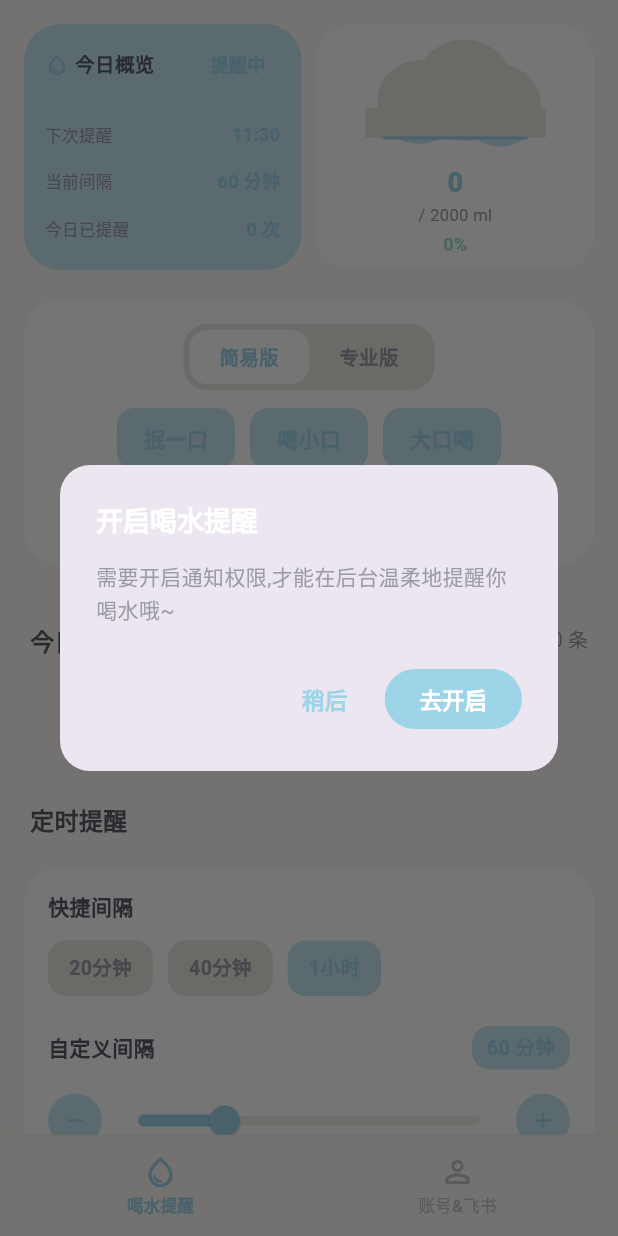
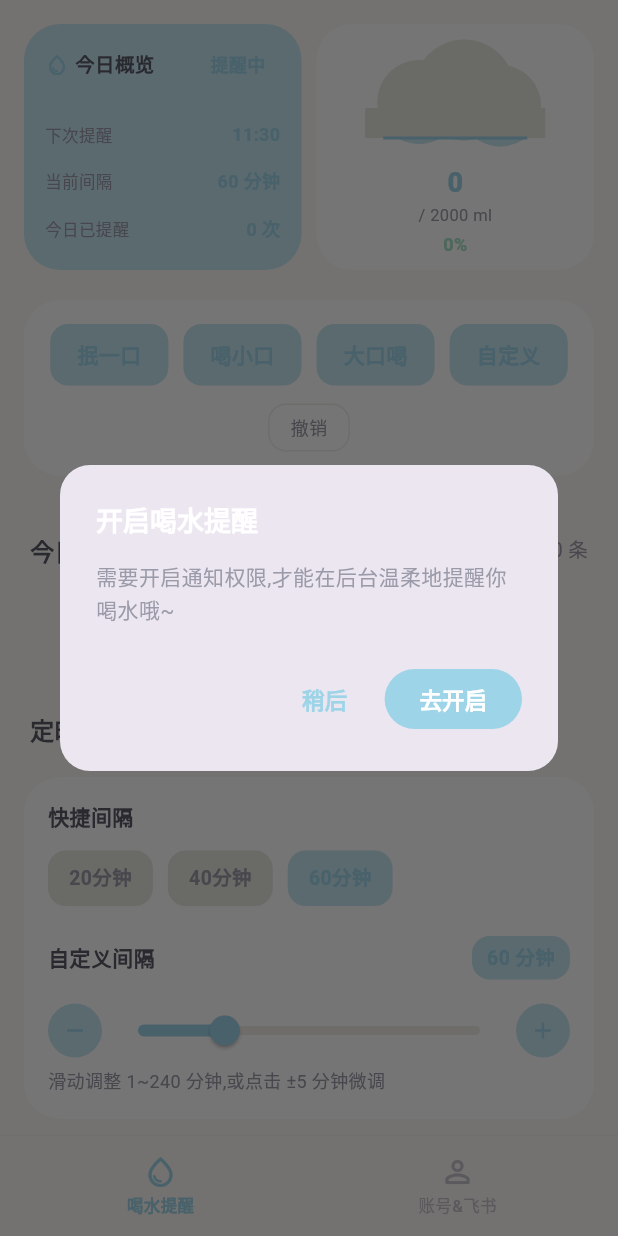
Before and after one commit to kyle1762/drinking, a Flutter app: the screen it shows after launch, on a phone screen of 412 x 824 dp. Run offline on Flutter 3.47's test engine with Material 3 defaults, Android fonts, the phone set to English and light mode, and no system bars; our stand-ins replace audioplayers, flutter_local_notifications, permission_handler, shared_preferences, webview_flutter; missing offline and left inert: android_alarm_manager_plus.

Commit message:
fix: 删除SnackBar+删除专业版+四按钮+oneShot循环闹钟+修复NPE

```diff
--- a/lib/pages/reminder/reminder_page.dart
+++ b/lib/pages/reminder/reminder_page.dart
@@ -175,7 +175,7 @@ class _ReminderModule extends StatelessWidget {
 class _LoopReminder extends StatelessWidget {
   const _LoopReminder();
 
-  // 快捷间隔:20分钟、40分钟、60分钟(1小时)
+  // 快捷间隔:20分钟、40分钟、60分钟
   static const _quick = [20, 40, 60];
 
   @override
@@ -198,7 +198,7 @@ class _LoopReminder extends StatelessWidget {
               children: _quick.map((m) {
                 final selected = s.loopInterval == m;
                 return _Chip(
-                  label: m < 60 ? '$m分钟' : '${m ~/ 60}小时',
+                  label: '$m分钟',
                   selected: selected,
                   onTap: () {
                     s.setLoopInterval(m);
@@ -207,11 +207,6 @@ class _LoopReminder extends StatelessWidget {
                         !s.reminderPaused) {
                       AlarmService.scheduleLoop(m);
                     }
-                    ScaffoldMessenger.of(context).showSnackBar(
-                      SnackBar(
-                          content: Text(
-                              '已设置每${m < 60 ? '$m分钟' : '${m ~/ 60}小时'}提醒一次')),
-                    );
                   },
                 );
               }).toList(),
@@ -261,9 +256,6 @@ class _LoopReminder extends StatelessWidget {
                           !s.reminderPaused) {
                         AlarmService.scheduleLoop(v.round());
                       }
-                      ScaffoldMessenger.of(context).showSnackBar(
-                        SnackBar(content: Text('间隔已更新为 ${v.round()} 分钟')),
-                      );
                     },
                   ),
                 ),
--- a/lib/pages/stats/stats_page.dart
+++ b/lib/pages/stats/stats_page.dart
@@ -245,69 +245,31 @@ class _RainPainter extends CustomPainter {
   bool shouldRepaint(covariant _RainPainter old) => true;
 }
 
-/// 快速喝水按键 - 简易版/专业版切换
-class _QuickPunchButtons extends StatefulWidget {
-  @override
-  State<_QuickPunchButtons> createState() => _QuickPunchButtonsState();
-}
-
-class _QuickPunchButtonsState extends State<_QuickPunchButtons> {
-  /// true=简易版,false=专业版
-  bool _simple = true;
-
-  // 简易版:抿一口/喝小口/大口喝
-  static const _simpleOptions = [
-    ('抿一口', 10),
-    ('喝小口', 50),
-    ('大口喝', 200),
-  ];
-  // 专业版:精准数值
-  static const _proOptions = [
-    ('10ml', 10),
-    ('100ml', 100),
-    ('500ml', 500),
-  ];
-
+/// 快速喝水按键 - 抿一口/喝小口/大口喝/自定义 四按钮
+class _QuickPunchButtons extends StatelessWidget {
   @override
   Widget build(BuildContext context) {
     final s = context.watch<AppState>();
-    final options = _simple ? _simpleOptions : _proOptions;
-    return Column(
+    return Wrap(
+      spacing: 10,
       children: [
-        // 简易版/专业版切换
-        Container(
-          padding: const EdgeInsets.all(4),
-          decoration: BoxDecoration(
-            color: AppColors.paused,
-            borderRadius: BorderRadius.circular(AppThemeRadius.m),
-          ),
-          child: Row(
-            mainAxisSize: MainAxisSize.min,
-            children: [
-              _toggle('简易版', _simple),
-              _toggle('专业版', !_simple),
+        _punchBtn('抿一口', () => s.addRecord(10)),
+        _punchBtn('喝小口', () => s.addRecord(50)),
+        _punchBtn('大口喝', () => s.addRecord(200)),
+        _punchBtn('自定义', () => _customAmount(context, s)),
       ],
-          ),
-        ),
-        const SizedBox(height: 12),
-        Wrap(
-          spacing: 10,
-          children: options.map((o) {
-            final (label, ml) = o;
+    );
+  }
+
+  Widget _punchBtn(String label, VoidCallback onTap) {
     return Material(
       color: AppColors.softBlue,
       borderRadius: BorderRadius.circular(AppThemeRadius.s),
       child: InkWell(
-                onTap: () {
-                  s.addRecord(ml);
-                  ScaffoldMessenger.of(context).showSnackBar(
-                    SnackBar(content: Text('$label 已记录 ${ml}ml')),
-                  );
-                },
+        onTap: onTap,
         borderRadius: BorderRadius.circular(AppThemeRadius.s),
         child: Padding(
-                  padding:
-                      const EdgeInsets.symmetric(horizontal: 18, vertical: 10),
+          padding: const EdgeInsets.symmetric(horizontal: 18, vertical: 10),
           child: Text(label,
               style: const TextStyle(
                   color: AppColors.softBlueDeep,
@@ -316,30 +278,21 @@ class _QuickPunchButtonsState extends State<_QuickPunchButtons> {
         ),
       ),
     );
-          }).toList(),
-        ),
-      ],
-    );
   }
 
-  Widget _toggle(String label, bool selected) {
-    return GestureDetector(
-      onTap: () => setState(() => _simple = label == '简易版'),
-      child: Container(
-        padding: const EdgeInsets.symmetric(horizontal: 20, vertical: 8),
-        decoration: BoxDecoration(
-          color: selected ? Colors.white : Colors.transparent,
-          borderRadius: BorderRadius.circular(AppThemeRadius.s),
-        ),
-        child: Text(label,
-            style: TextStyle(
-              color:
-                  selected ? AppColors.softBlueDeep : AppColors.textSecondary,
-              fontSize: 13,
-              fontWeight: FontWeight.w600,
-            )),
-      ),
+  void _customAmount(BuildContext context, AppState s) async {
+    final input = await AppDialogs.inputDialog(
+      context,
+      title: '自定义饮水量',
+      hint: '输入 ml',
+      keyboardType: TextInputType.number,
     );
+    if (input != null) {
+      final amount = int.tryParse(input);
+      if (amount != null && amount > 0) {
+        s.addRecord(amount);
+      }
+    }
   }
 }
 
@@ -356,32 +309,9 @@ class PunchButton extends StatelessWidget {
         child: Column(
           children: [
             _QuickPunchButtons(),
-            const SizedBox(height: 16),
-            Row(
-              mainAxisAlignment: MainAxisAlignment.center,
-              children: [
+            const SizedBox(height: 12),
             RippleButton(
-                  onTap: () => _customAmount(context, s),
-                  child: Container(
-                    padding:
-                        const EdgeInsets.symmetric(horizontal: 14, vertical: 6),
-                    decoration: BoxDecoration(
-                      border: Border.all(color: AppColors.divider),
-                      borderRadius: BorderRadius.circular(AppThemeRadius.s),
-                    ),
-                    child: const Text('自定义容量',
-                        style: TextStyle(
-                            color: AppColors.textSecondary, fontSize: 12)),
-                  ),
-                ),
-                const SizedBox(width: 12),
-                RippleButton(
-                  onTap: () {
-                    s.undoLastRecord();
-                    ScaffoldMessenger.of(context).showSnackBar(
-                      const SnackBar(content: Text('已撤销最近一次记录')),
-                    );
-                  },
+              onTap: () => s.undoLastRecord(),
               child: Container(
                 padding:
                     const EdgeInsets.symmetric(horizontal: 14, vertical: 6),
@@ -396,29 +326,8 @@ class PunchButton extends StatelessWidget {
             ),
           ],
         ),
-          ],
-        ),
       ),
     );
-  }
-
-  void _customAmount(BuildContext context, AppState s) async {
-    final input = await AppDialogs.inputDialog(
-      context,
-      title: '自定义饮水量',
-      hint: '输入 ml',
-      keyboardType: TextInputType.number,
-    );
-    if (input != null) {
-      final amount = int.tryParse(input);
-      if (amount != null && amount > 0) {
-        s.addRecord(amount);
-        if (context.mounted) {
-          ScaffoldMessenger.of(context)
-              .showSnackBar(SnackBar(content: Text('已记录 $amount ml')));
-        }
-      }
-    }
   }
 }
 
```
Also changed, not shown: lib/services/alarm_service.dart (+30 -9 lines), lib/services/notification_service.dart (+27 -7 lines). Lines whose indentation alone changed are shown as unchanged.
